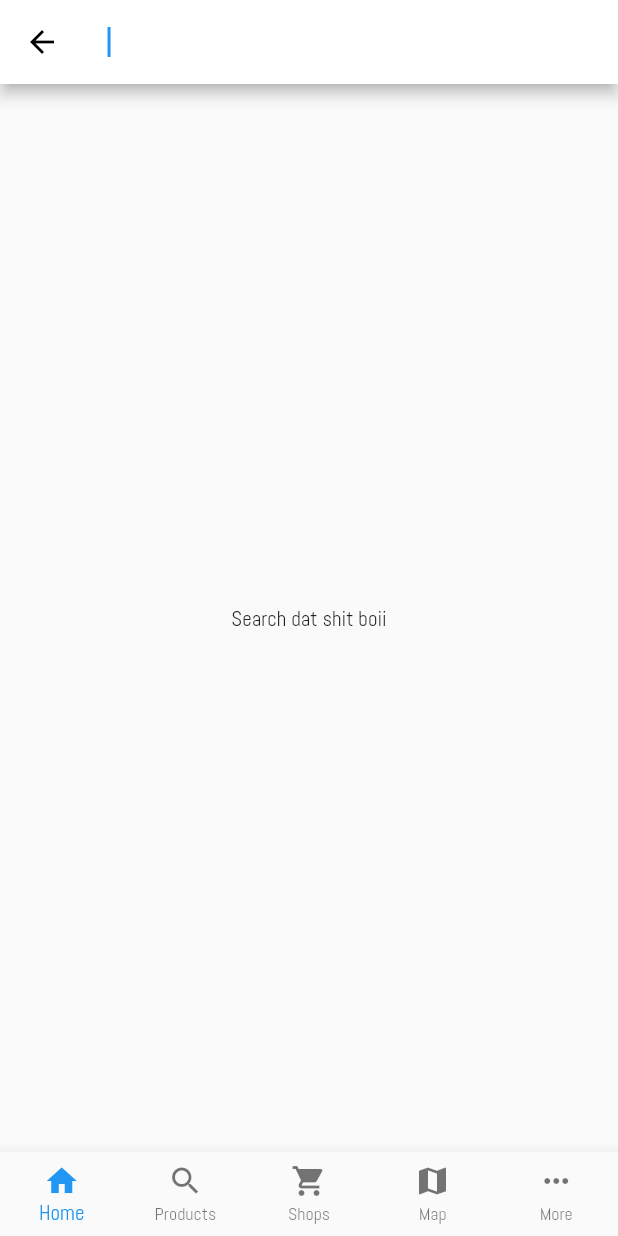
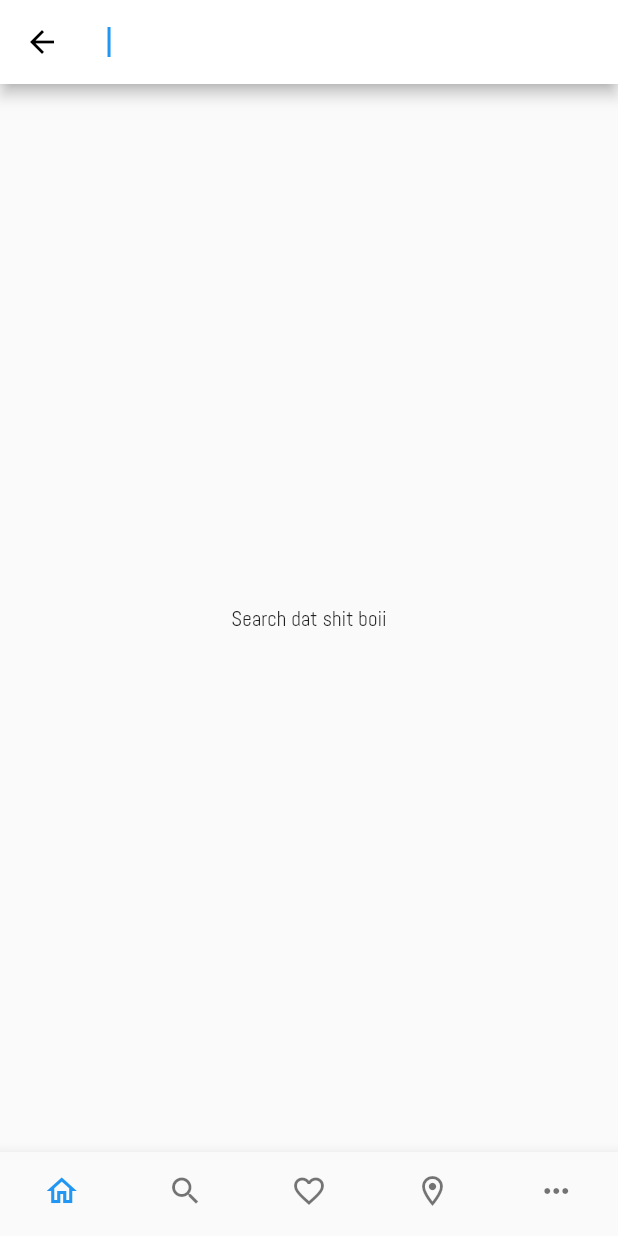
Before and after one commit to abel-vs/shapp, a Flutter app: the screen it shows after launch, after a tap on the "search" icon, on a phone screen of 412 x 824 dp. Run offline on Flutter 3.47's test engine with Material 2 defaults, Android fonts, the phone set to English and light mode, and no system bars; our stand-ins replace google_maps_flutter, location, share.

Commit message:
Updated NavBar
Hid titles and added FavoritesPage

```diff
--- a/assets/lang/en.json
+++ b/assets/lang/en.json
@@ -1,5 +1,7 @@
 {
   "home": "Home",
+  "search": "Search",
+  "favorites": "Favorites",
   "products": "Products",
   "shops": "Shops",
   "map": "Map",
--- a/assets/lang/nl.json
+++ b/assets/lang/nl.json
@@ -1,5 +1,7 @@
 {
   "home": "Home",
+  "search": "Zoek",
+  "favorites": "Favorieten",
   "products": "Producten",
   "shops": "Winkels",
   "map": "Kaart",
--- a/lib/navigation/app.dart
+++ b/lib/navigation/app.dart
@@ -12,8 +12,8 @@ class AppState extends State<App> {
   TabItem _currentTab = TabItem.HOME;
   Map<TabItem, GlobalKey<NavigatorState>> _navigatorKeys = {
     TabItem.HOME: GlobalKey<NavigatorState>(),
-    TabItem.PRODUCTS: GlobalKey<NavigatorState>(),
-    TabItem.SHOPS: GlobalKey<NavigatorState>(),
+    TabItem.SEARCH: GlobalKey<NavigatorState>(),
+    TabItem.FAVORITES: GlobalKey<NavigatorState>(),
     TabItem.MAP: GlobalKey<NavigatorState>(),
     TabItem.MORE: GlobalKey<NavigatorState>(),
   };
@@ -48,8 +48,8 @@ class AppState extends State<App> {
       child: Scaffold(
         body: Stack(children: <Widget>[
           _buildOffstageNavigator(TabItem.HOME),
-          _buildOffstageNavigator(TabItem.PRODUCTS),
-          _buildOffstageNavigator(TabItem.SHOPS),
+          _buildOffstageNavigator(TabItem.SEARCH),
+          _buildOffstageNavigator(TabItem.FAVORITES),
           _buildOffstageNavigator(TabItem.MAP),
           _buildOffstageNavigator(TabItem.MORE),
         ]),
--- a/lib/navigation/bottom_navigation.dart
+++ b/lib/navigation/bottom_navigation.dart
@@ -1,7 +1,7 @@
 import 'package:Shapp/services/app_localizations.dart';
 import 'package:flutter/material.dart';
 
-enum TabItem { HOME, PRODUCTS, SHOPS, MAP, MORE }
+enum TabItem { HOME, SEARCH, FAVORITES, MAP, MORE }
 
 class BottomNavigation extends StatelessWidget {
   BottomNavigation({this.currentTab, this.onSelectTab});
@@ -14,21 +14,23 @@ class BottomNavigation extends StatelessWidget {
     return BottomNavigationBar(
       type: BottomNavigationBarType.fixed,
       currentIndex: currentTab.index,
+      showSelectedLabels: false,
+      showUnselectedLabels: false,
       items: [
         BottomNavigationBarItem(
-          icon: Icon(Icons.home),
+          icon: Icon(Icons.home_outlined),
           label: AppLocalizations.of(context).translate("home"),
         ),
         BottomNavigationBarItem(
           icon: Icon(Icons.search),
-          label: AppLocalizations.of(context).translate("products"),
+          label: AppLocalizations.of(context).translate("search"),
         ),
         BottomNavigationBarItem(
-          icon: Icon(Icons.shopping_cart),
-          label: AppLocalizations.of(context).translate("shops"),
+          icon: Icon(Icons.favorite_border),
+          label: AppLocalizations.of(context).translate("favorites"),
         ),
         BottomNavigationBarItem(
-          icon: Icon(Icons.map),
+          icon: Icon(Icons.location_on_outlined),
           label: AppLocalizations.of(context).translate("map"),
         ),
         BottomNavigationBarItem(
--- a/lib/navigation/tab_navigator.dart
+++ b/lib/navigation/tab_navigator.dart
@@ -1,9 +1,8 @@
 import 'package:Shapp/screens/categories_page.dart';
+import 'package:Shapp/screens/favorites_page.dart';
+import 'package:Shapp/screens/home_page.dart';
 import 'package:Shapp/screens/map_page.dart';
-import 'package:Shapp/screens/products_page.dart';
-import 'package:Shapp/screens/home_page.dart';
 import 'package:Shapp/screens/more_page.dart';
-import 'package:Shapp/screens/shops_page.dart';
 import 'package:flutter/material.dart';
 
 import 'bottom_navigation.dart';
@@ -21,11 +20,11 @@ class TabNavigator extends StatelessWidget {
       case TabItem.HOME:
         rootPage = HomePage();
         break;
-      case TabItem.PRODUCTS:
+      case TabItem.SEARCH:
         rootPage = CategoriesPage();
         break;
-      case TabItem.SHOPS:
-        rootPage = ShopsPage();
+      case TabItem.FAVORITES:
+        rootPage = FavoritesPage();
         break;
       case TabItem.MAP:
         rootPage = MapPage();
--- /dev/null
+++ b/lib/screens/favorites_page.dart
@@ -0,0 +1,13 @@
+import 'package:Shapp/services/app_localizations.dart';
+import 'package:flutter/material.dart';
+
+class FavoritesPage extends StatelessWidget {
+  @override
+  Widget build(BuildContext context) {
+    return Scaffold(
+      appBar: AppBar(
+        title: Text(AppLocalizations.of(context).translate("favorites")),
+      ),
+    );
+  }
+}
```
